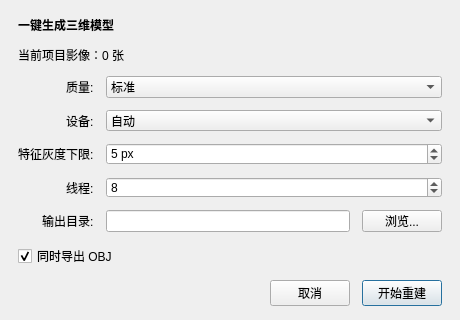
guderianXu/plascan, file src/gui/dialogs/ThreeDReconstructionDialog.ui: the form before one commit.
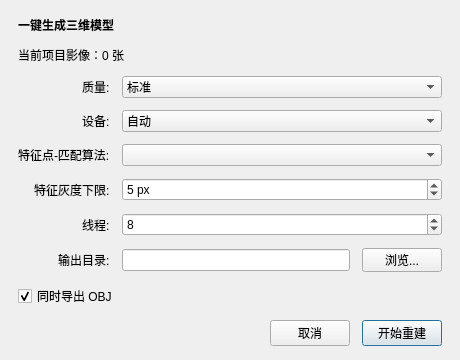
The form after the commit.

```diff
--- a/src/gui/dialogs/ThreeDReconstructionDialog.ui
+++ b/src/gui/dialogs/ThreeDReconstructionDialog.ui
@@ -7,7 +7,7 @@
     <x>0</x>
     <y>0</y>
     <width>460</width>
-    <height>320</height>
+    <height>360</height>
    </rect>
   </property>
   <property name="minimumSize">
@@ -113,6 +113,23 @@
       </widget>
      </item>
      <item row="2" column="0">
+      <widget class="QLabel" name="m_matchPipelineLabel">
+       <property name="text">
+        <string>特征点-匹配算法:</string>
+       </property>
+       <property name="buddy">
+        <cstring>m_matchPipelineCombo</cstring>
+       </property>
+      </widget>
+     </item>
+     <item row="2" column="1">
+      <widget class="QComboBox" name="m_matchPipelineCombo">
+       <property name="toolTip">
+        <string>选择空中三角测量复用/补齐的匹配管线。空三只使用所选特征点-匹配算法组合，不再自动挑选匹配数最多的结果。</string>
+       </property>
+      </widget>
+     </item>
+     <item row="3" column="0">
       <widget class="QLabel" name="featureGrayMinLabel">
        <property name="text">
         <string>特征灰度下限:</string>
@@ -122,7 +139,7 @@
        </property>
       </widget>
      </item>
-     <item row="2" column="1">
+     <item row="3" column="1">
       <widget class="QSpinBox" name="m_featureGrayMinSpin">
        <property name="toolTip">
         <string>特征提取的灰度过滤下限（像素值 0-255）。
@@ -139,7 +156,7 @@
        </property>
       </widget>
      </item>
-     <item row="3" column="0">
+     <item row="4" column="0">
       <widget class="QLabel" name="threadsLabel">
        <property name="text">
         <string>线程:</string>
@@ -149,7 +166,7 @@
        </property>
       </widget>
      </item>
-     <item row="3" column="1">
+     <item row="4" column="1">
       <widget class="QSpinBox" name="m_threadsSpin">
        <property name="minimum">
         <number>1</number>
@@ -162,7 +179,7 @@
        </property>
       </widget>
      </item>
-     <item row="4" column="0">
+     <item row="5" column="0">
       <widget class="QLabel" name="outputDirLabel">
        <property name="text">
         <string>输出目录:</string>
@@ -172,7 +189,7 @@
        </property>
       </widget>
      </item>
-     <item row="4" column="1">
+     <item row="5" column="1">
       <layout class="QHBoxLayout" name="outputLayout">
        <item>
         <widget class="QLineEdit" name="m_outputDirEdit"/>
```
